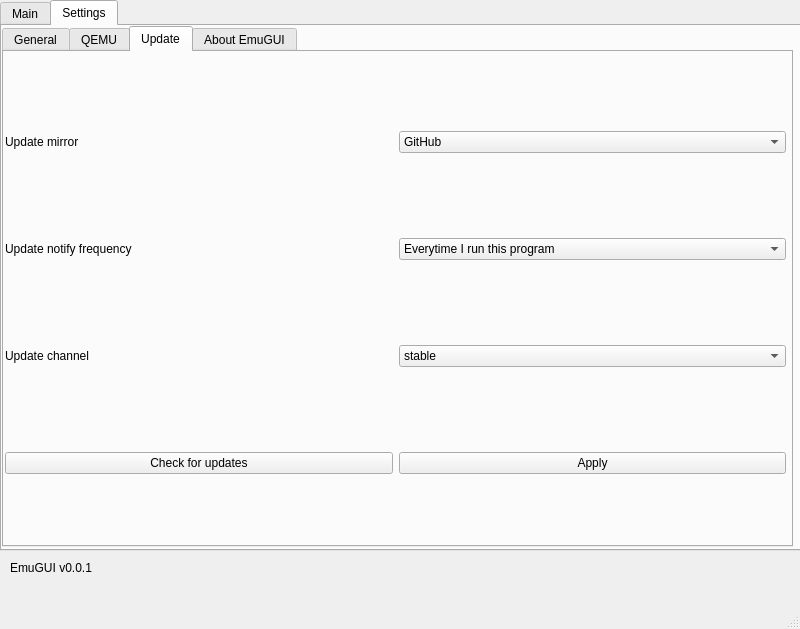
This is ui/Main.ui in Tech-FZ/EmuGUI as Qt 5 draws it before an edit. The edited form follows.
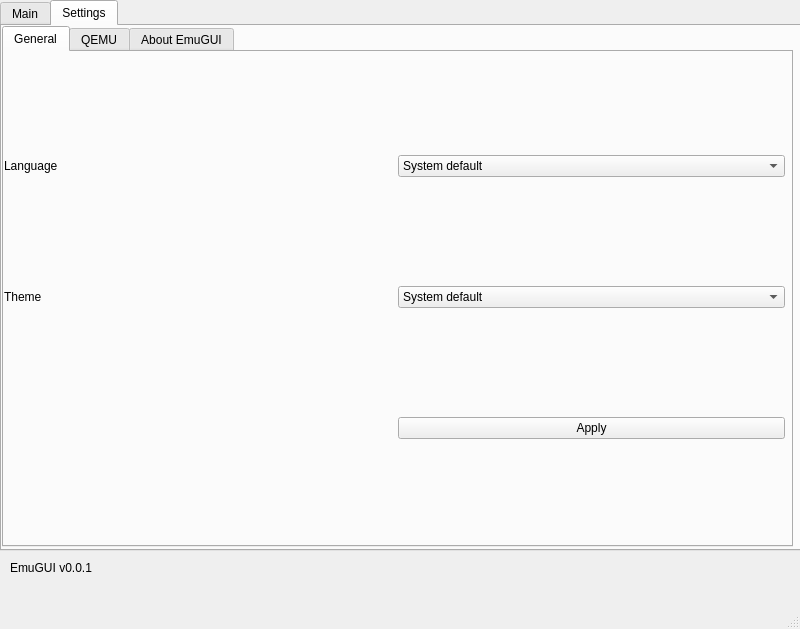
This is the edited form. The open tabs and pages were chosen to show the change.

What changed in the file:
```diff
--- a/ui/Main.ui
+++ b/ui/Main.ui
@@ -387,100 +387,6 @@
            </layout>
           </widget>
          </widget>
-         <widget class="QWidget" name="tab_5">
-          <attribute name="title">
-           <string>Update</string>
-          </attribute>
-          <widget class="QWidget" name="gridLayoutWidget_5">
-           <property name="geometry">
-            <rect>
-             <x>1</x>
-             <y>0</y>
-             <width>781</width>
-             <height>501</height>
-            </rect>
-           </property>
-           <layout class="QGridLayout" name="gridLayout_6">
-            <item row="3" column="0">
-             <widget class="QPushButton" name="pushButton_13">
-              <property name="text">
-               <string>Check for updates</string>
-              </property>
-             </widget>
-            </item>
-            <item row="0" column="1">
-             <widget class="QComboBox" name="comboBox">
-              <item>
-               <property name="text">
-                <string>GitHub</string>
-               </property>
-              </item>
-              <item>
-               <property name="text">
-                <string>Codeberg</string>
-               </property>
-              </item>
-             </widget>
-            </item>
-            <item row="1" column="1">
-             <widget class="QComboBox" name="comboBox_2">
-              <item>
-               <property name="text">
-                <string>Everytime I run this program</string>
-               </property>
-              </item>
-              <item>
-               <property name="text">
-                <string>Never</string>
-               </property>
-              </item>
-             </widget>
-            </item>
-            <item row="1" column="0">
-             <widget class="QLabel" name="label_13">
-              <property name="text">
-               <string>Update notify frequency</string>
-              </property>
-             </widget>
-            </item>
-            <item row="3" column="1">
-             <widget class="QPushButton" name="pushButton_14">
-              <property name="text">
-               <string>Apply</string>
-              </property>
-             </widget>
-            </item>
-            <item row="0" column="0">
-             <widget class="QLabel" name="label_12">
-              <property name="text">
-               <string>Update mirror</string>
-              </property>
-             </widget>
-            </item>
-            <item row="2" column="0">
-             <widget class="QLabel" name="label_14">
-              <property name="text">
-               <string>Update channel</string>
-              </property>
-             </widget>
-            </item>
-            <item row="2" column="1">
-             <widget class="QComboBox" name="comboBox_3">
-              <item>
-               <property name="text">
-                <string>stable</string>
-               </property>
-              </item>
-              <item>
-               <property name="text">
-                <string>pre-release</string>
-               </property>
-              </item>
-             </widget>
-            </item>
-           </layout>
-          </widget>
-         </widget>
          <widget class="QWidget" name="tab_4">
           <attribute name="title">
            <string>About EmuGUI</string>
```
